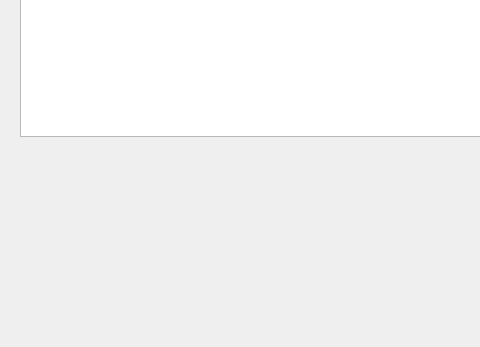
This is mainwindow.ui in citrovin/map-path-finder-embedded-cpp as Qt 5 draws it before an edit; both pictures show x 0 to 480 and y 253 to 600 of the 800 by 600 pixel window. The edited form follows.
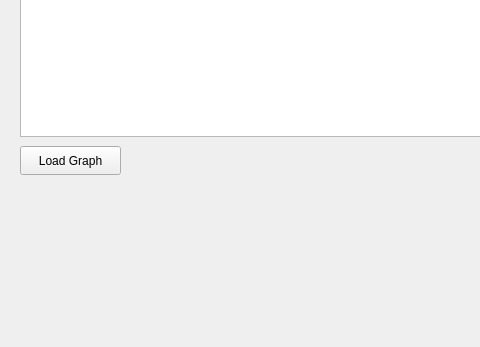
This is the edited form.

Commit message: graph display mega-commit

The edit to the form file:
```diff
--- a/mainwindow.ui
+++ b/mainwindow.ui
@@ -24,6 +24,19 @@
      </rect>
     </property>
    </widget>
+   <widget class="QPushButton" name="load_graph_button">
+    <property name="geometry">
+     <rect>
+      <x>20</x>
+      <y>380</y>
+      <width>101</width>
+      <height>29</height>
+     </rect>
+    </property>
+    <property name="text">
+     <string>Load Graph</string>
+    </property>
+   </widget>
   </widget>
   <widget class="QMenuBar" name="menubar">
    <property name="geometry">
```
The commit also changes 14 other files.
